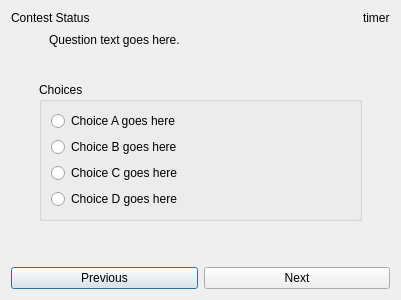
Qt form src/client/elims.ui (trigger-happy/Cerberus) before a commit.
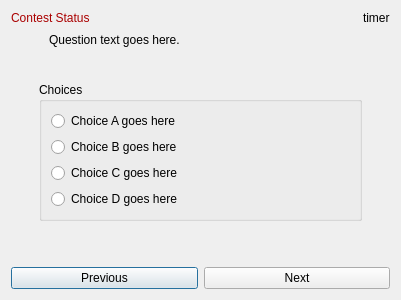
The same form after that commit.

Commit message: Fixed some stuff. Changed color of status labels

```diff
--- a/src/client/elims.ui
+++ b/src/client/elims.ui
@@ -16,6 +16,70 @@
   <layout class="QGridLayout" name="gridLayout">
    <item row="0" column="0">
     <widget class="QLabel" name="status_lbl">
+     <property name="palette">
+      <palette>
+       <active>
+        <colorrole role="WindowText">
+         <brush brushstyle="SolidPattern">
+          <color alpha="255">
+           <red>170</red>
+           <green>0</green>
+           <blue>0</blue>
+          </color>
+         </brush>
+        </colorrole>
+        <colorrole role="Text">
+         <brush brushstyle="SolidPattern">
+          <color alpha="255">
+           <red>0</red>
+           <green>0</green>
+           <blue>0</blue>
+          </color>
+         </brush>
+        </colorrole>
+       </active>
+       <inactive>
+        <colorrole role="WindowText">
+         <brush brushstyle="SolidPattern">
+          <color alpha="255">
+           <red>170</red>
+           <green>0</green>
+           <blue>0</blue>
+          </color>
+         </brush>
+        </colorrole>
+        <colorrole role="Text">
+         <brush brushstyle="SolidPattern">
+          <color alpha="255">
+           <red>0</red>
+           <green>0</green>
+           <blue>0</blue>
+          </color>
+         </brush>
+        </colorrole>
+       </inactive>
+       <disabled>
+        <colorrole role="WindowText">
+         <brush brushstyle="SolidPattern">
+          <color alpha="255">
+           <red>120</red>
+           <green>120</green>
+           <blue>120</blue>
+          </color>
+         </brush>
+        </colorrole>
+        <colorrole role="Text">
+         <brush brushstyle="SolidPattern">
+          <color alpha="255">
+           <red>120</red>
+           <green>120</green>
+           <blue>120</blue>
+          </color>
+         </brush>
+        </colorrole>
+       </disabled>
+      </palette>
+     </property>
      <property name="text">
       <string>Contest Status</string>
      </property>
```
The commit also changes 3 other files.
